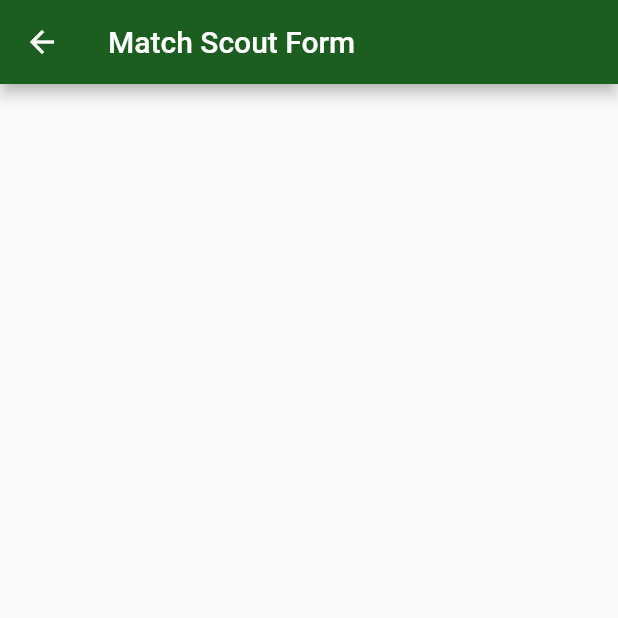
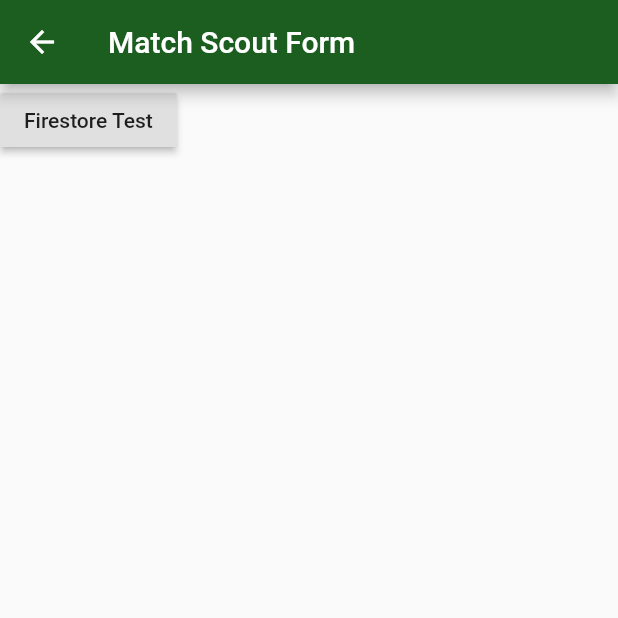
Before and after one commit to claytonjgilmer/punk_picks, a Flutter app: the MatchScoutPage screen opened directly, on a phone screen of 412 x 824 dp, the top half of it. Run offline on Flutter 3.47's test engine with Material 2 defaults, Android fonts, the phone set to English and light mode, and no system bars; our stand-ins replace cloud_firestore, firebase_auth, fluro, google_sign_in, shared_preferences; accounts and stored records are empty; statements that could not run were skipped.

Commit message:
add firestore test

```diff
--- a/lib/models/model_2019.dart
+++ b/lib/models/model_2019.dart
@@ -29,19 +29,18 @@ class Model2019 {
   // If the bot scored a climb RP
   bool climbRP;
 
-  // Convert to JSON
-  Map<String, dynamic> toMap() {
-    return {
-      "sandstormHabLevel" : sandstormHabLevel,
-      "sandstormHabSuccess" : sandstormHabSuccess ? 1 : 0,
-      "hatchesDuringSandstorm" : hatchesDuringSandstorm,
-      "cargoDuringSandstorm" : cargoDuringSandstorm,
-      "hatchesDuringTeleop" : hatchesDuringTeleop,
-      "cargoDuringTeleop" : cargoDuringTeleop,
-      "maxRocketPlacementHeight" : maxRocketPlacementHeight,
-      "endgameHabLevel" : endgameHabLevel,
-      "rocketRP" : rocketRP ? 1 : 0,
-      "climbRP" : climbRP ? 1 : 0
-    };
-  }
+  // Need this to prevent null errors (?)
+  Model2019({
+		this.sandstormHabLevel,
+		this.sandstormHabSuccess,
+		this.hatchesDuringSandstorm,
+		this.cargoDuringSandstorm,
+		this.hatchesDuringTeleop,
+		this.cargoDuringTeleop,
+    this.maxRocketPlacementHeight,
+		this.endgameHabLevel,
+		this.rocketRP,
+		this.climbRP,
+	});
+
 }
--- a/lib/pages/matchscout.dart
+++ b/lib/pages/matchscout.dart
@@ -1,19 +1,40 @@
 import 'package:flutter/material.dart';
+import 'package:cloud_firestore/cloud_firestore.dart';
+import 'package:punk_picks/models/model_2019.dart';
 
 class MatchScoutPage extends StatefulWidget {
   _MatchScoutPageState createState() => _MatchScoutPageState();
 }
 
 class _MatchScoutPageState extends State<MatchScoutPage> {
+  Model2019 scoutData;
+
   void initState() {
     super.initState();
+    scoutData = Model2019(
+      maxRocketPlacementHeight: 3
+    );
   }
+
+  void testFirestore() async {
+    print(scoutData.maxRocketPlacementHeight);
+    Firestore.instance.collection('matches').document('q1').updateData({'maxRocketPlacementHeight': scoutData.maxRocketPlacementHeight});
+  }
+
   @override
   Widget build(BuildContext context) {
     return Scaffold(
       appBar: AppBar(
         title: Text('Match Scout Form')
       ),
+      body: Column(
+        children: <Widget>[
+          RaisedButton(
+            child: Text('Firestore Test'),
+            onPressed: testFirestore,
+          )
+        ],
+      ),
     );
   }
 }
```
Also changed, not shown: lib/models/model_match.dart (+7 -10 lines).
